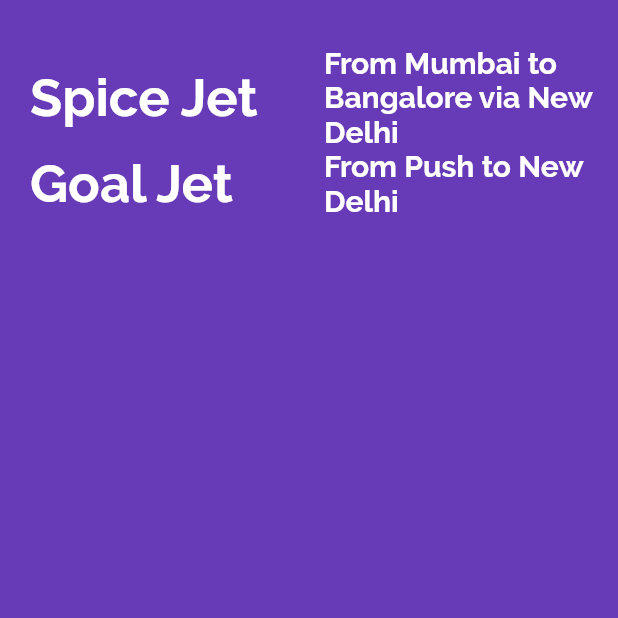
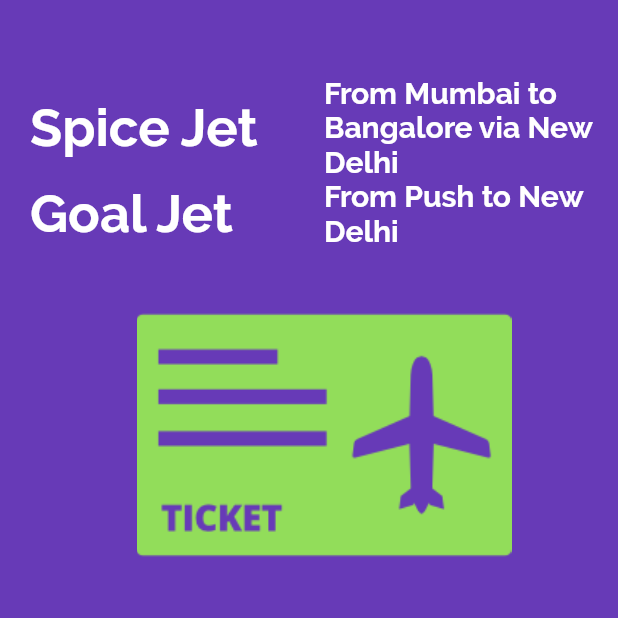
Before and after one commit to smallken99/flutter-demos-by-hand, a Flutter app: the screen it shows after launch, on a phone screen of 412 x 824 dp, the top half of it. Run offline on Flutter 3.47's test engine with Material 2 defaults, Android fonts, the phone set to English and light mode, and no system bars.

Commit message:
#2.5 Flutter Image Asset ( Bitmaps ) Widget Example

```diff
--- a/lib/app_screens/home.dart
+++ b/lib/app_screens/home.dart
@@ -7,7 +7,7 @@ class Home extends StatelessWidget {
   Widget build(BuildContext context) {
     return Center(
         child: Container(
-            padding: EdgeInsets.only(top: 30, left: 20),
+      padding: EdgeInsets.only(top: 50, left: 20),
       alignment: Alignment.center,
       color: Colors.deepPurple,
       child: Column(
@@ -75,8 +75,27 @@ class Home extends StatelessWidget {
                 ),
               )
             ],
-                )
+          ),
+          FlightImageAsset()
         ],
-            )));
+      ),
+    ));
   }
 }
+
+class FlightImageAsset extends StatelessWidget {
+  const FlightImageAsset({Key key}) : super(key: key);
+
+  @override
+  Widget build(BuildContext context) {
+    AssetImage assetImage = AssetImage('images/flight.png');
+    Image image = Image(
+      image: assetImage,
+      width: 250,
+      height: 250,
+    );
+    return Container(
+      child: image,
+    );
+  }
+}
--- a/pubspec.yaml
+++ b/pubspec.yaml
@@ -41,9 +41,8 @@ flutter:
   uses-material-design: true
 
   # To add assets to your application, add an assets section, like this:
-  # assets:
-  #  - images/a_dot_burr.jpeg
-  #  - images/a_dot_ham.jpeg
+  assets:
+   - images/flight.png
 
   # An image asset can refer to one or more resolution-specific "variants", see
   # https://flutter.dev/assets-and-images/#resolution-aware.
```
Also changed, not shown: images/flight.png (added). Lines whose indentation alone changed are shown as unchanged.
